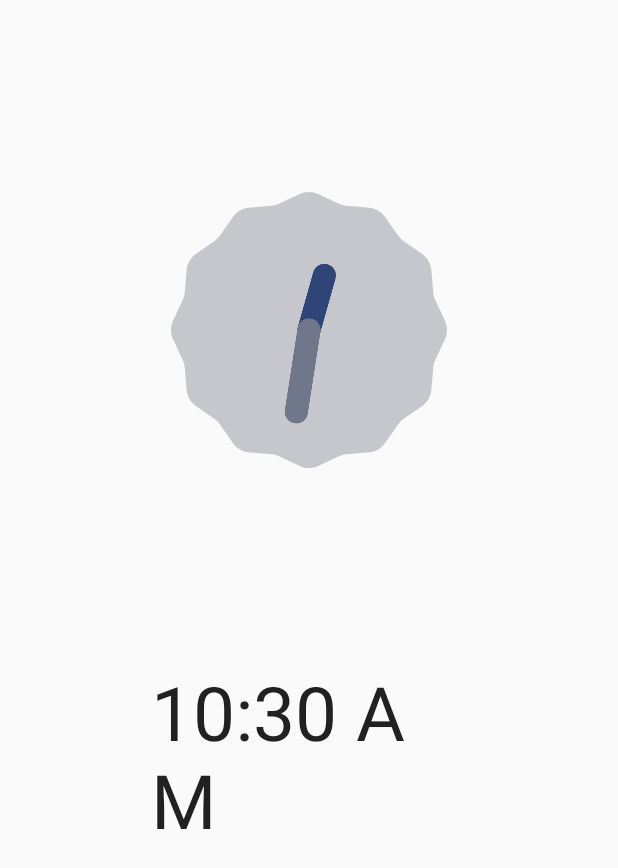
After one commit to edinhon/SleepingAlarm, an Android app: the layout alert_dialog_ring_alarm.xml on its own in the app's theme, with its tools: preview values and no code run, on a phone screen of 412 x 824 dp. The commit adds this screen. Shown: the top 868 px of the screen. Run offline under Robolectric (Android 15) with nearby library versions, the phone set to English and light mode, and no system bars.

```diff
--- a/app/src/main/java/com/example/nthucs/sleepingalarm/AlarmReceiver.java
+++ b/app/src/main/java/com/example/nthucs/sleepingalarm/AlarmReceiver.java
@@ -16,6 +16,8 @@ public class AlarmReceiver extends BroadcastReceiver {
         Bundle b = intent.getExtras();
         if(b.get("msg").equals("ring_alarm")) {
             Toast.makeText(context, "Ring", Toast.LENGTH_LONG).show();
+
+
         }
     }
 }
--- /dev/null
+++ b/app/src/main/res/layout/alert_dialog_ring_alarm.xml
@@ -0,0 +1,21 @@
+<?xml version="1.0" encoding="utf-8"?>
+<LinearLayout xmlns:android="http://schemas.android.com/apk/res/android"
+    android:orientation="vertical" android:layout_width="match_parent"
+    android:layout_height="match_parent"
+    android:weightSum="1">
+
+    <AnalogClock
+        android:layout_width="184dp"
+        android:layout_height="wrap_content"
+        android:id="@+id/analogClock"
+        android:layout_gravity="center_horizontal"
+        android:layout_weight="0.50" />
+
+    <TextClock
+        android:layout_width="210dp"
+        android:layout_height="wrap_content"
+        android:id="@+id/textClock"
+        android:layout_gravity="center_horizontal"
+        android:layout_weight="0.07"
+        android:textSize="50dp" />
+</LinearLayout>
```
Also changed, not shown: app/src/main/java/com/example/nthucs/sleepingalarm/MainActivity.java (+29 -0 lines).
